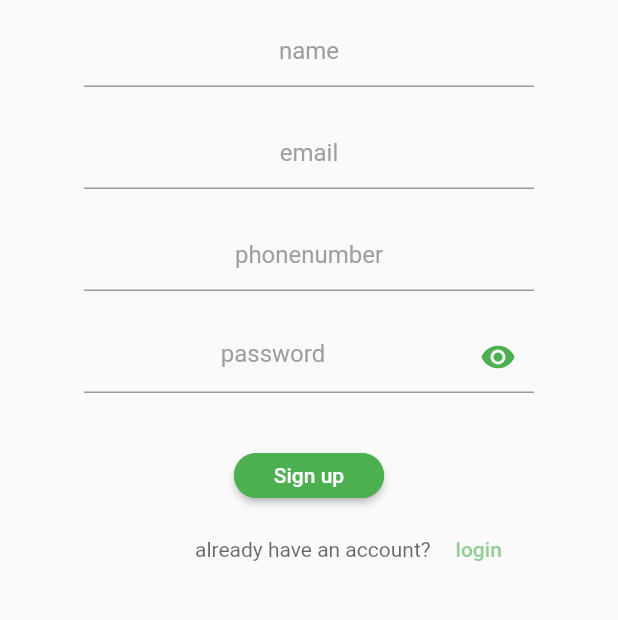
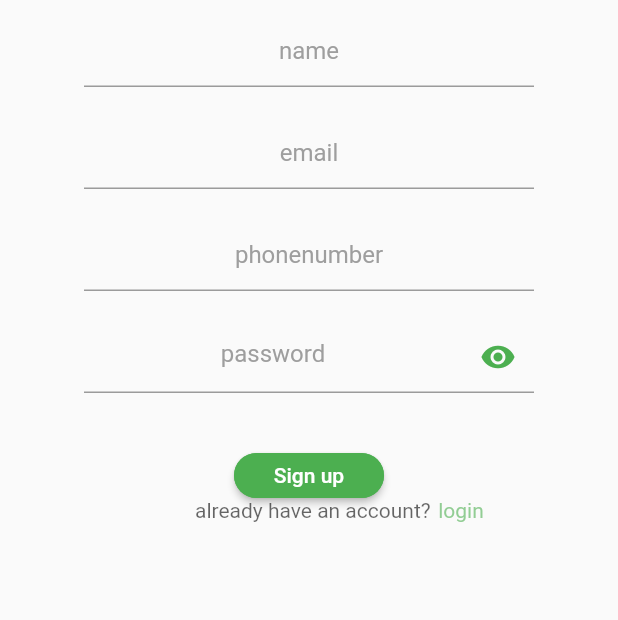
Before and after one commit to simbovk/Uber-eats, a Flutter app: the screen it shows after launch, on a phone screen of 412 x 824 dp, the part 300-920 px from its top. Run offline on Flutter 3.47's test engine with Material 2 defaults, Android fonts, the phone set to English and light mode, and no system bars.

Commit message:
added inkWell to text 'login'

```diff
--- a/uber_eats/lib/main.dart
+++ b/uber_eats/lib/main.dart
@@ -142,7 +142,6 @@ class _SignUpState extends State<SignUp> {
                   ),
                 ),
               ),
-              SizedBox(height: 10),
               Center(
                 child: Row(
                   children: [
@@ -153,17 +152,14 @@ class _SignUpState extends State<SignUp> {
                         style: TextStyle(color: Colors.black.withOpacity(0.6)),
                       ),
                     ),
-                     TextButton(
-                    child: Text('login' , style: TextStyle(color: Colors.green.withOpacity(0.6)),),
-                    onPressed: () {
-                      // Navigator.push(
-                      //   context,
-                      //   MaterialPageRoute(
-                      //     builder: (context) => const Vorod(),
-                      //   ),
-                      // );
-                    },
-                  ),
+                    Padding(
+                      padding: const EdgeInsets.only(left: 5),
+                      child: InkWell(
+                          child: Text(
+                        'login',
+                        style: TextStyle(color: Colors.green.withOpacity(0.6)),
+                      )),
+                    ),
                   ],
                 ),
               )
```
